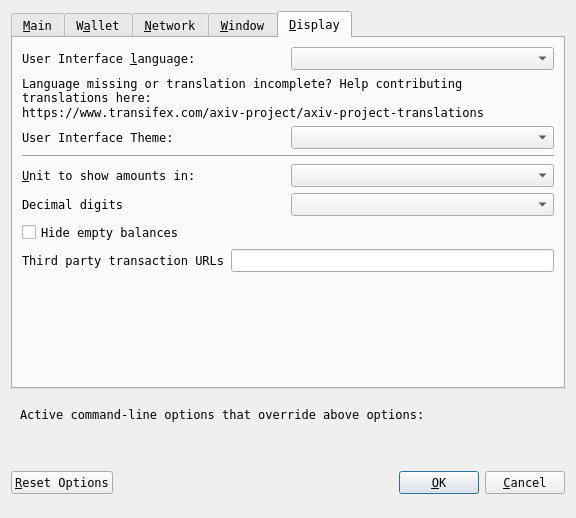
Old version of the form src/qt/forms/optionsdialog.ui in the repository AureusXIV/AureusXIV.
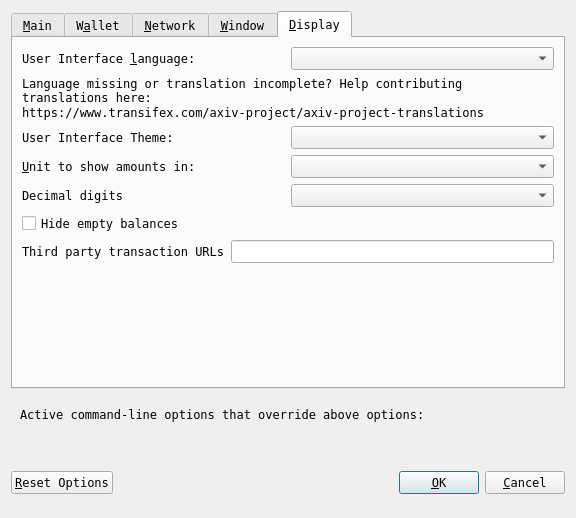
New version of the form. The open tabs and pages were chosen to show the change. Custom widgets are drawn as their Qt base class.

What changed in the file:
```diff
--- a/src/qt/forms/optionsdialog.ui
+++ b/src/qt/forms/optionsdialog.ui
@@ -590,13 +590,6 @@
          </item>
         </layout>
        </item>
-       <item>
-        <widget class="Line" name="line">
-         <property name="orientation">
-          <enum>Qt::Horizontal</enum>
-         </property>
-        </widget>
-       </item>
        <item>
         <layout class="QHBoxLayout" name="horizontalLayout_2_Display">
          <item>
```
Left out of the diff: 2 changed lines with no effect on the pictures.
